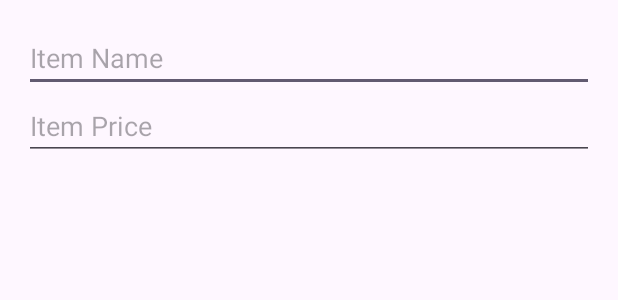
After one commit to adriatik7/AndroidProject, an Android app: the layout dialog_edit_item.xml on its own in the app's theme, with its tools: preview values and no code run, on a phone screen of 412 x 824 dp. The commit adds this screen. Shown: the top 300 px of the screen. Run offline under Robolectric (Android 15) with nearby library versions, the phone set to English and light mode, and no system bars.

Commit message:
Implement Edit and Delete for items

```diff
--- a/app/src/main/java/com/example/androidproject/MainActivity.java
+++ b/app/src/main/java/com/example/androidproject/MainActivity.java
@@ -52,7 +52,7 @@ public class MainActivity extends AppCompatActivity {
         double totalSpentValue = dbHelper.getTotalSpent(userId);
 
         TextView totalSpentTextView = findViewById(R.id.totalSpent);
-        totalSpentTextView.setText(String.format("%.2f euro", totalSpentValue));
+        totalSpentTextView.setText(String.format("€%.2f", totalSpentValue));
     }
 
 }
--- a/app/src/main/res/layout/activity_main.xml
+++ b/app/src/main/res/layout/activity_main.xml
@@ -88,7 +88,7 @@
         android:id="@+id/category8"
         android:layout_width="50dp"
         android:layout_height="50dp"
-        android:src="@drawable/application"
+        android:src="@drawable/others"
         app:layout_constraintCircle="@id/totalSpent"
         app:layout_constraintCircleAngle="315"
         app:layout_constraintCircleRadius="150dp" />
--- /dev/null
+++ b/app/src/main/res/layout/dialog_edit_item.xml
@@ -0,0 +1,30 @@
+<?xml version="1.0" encoding="utf-8"?>
+<androidx.constraintlayout.widget.ConstraintLayout
+    xmlns:android="http://schemas.android.com/apk/res/android"
+    android:layout_width="match_parent"
+    android:layout_height="match_parent">
+
+    <LinearLayout
+        xmlns:android="http://schemas.android.com/apk/res/android"
+        android:layout_width="match_parent"
+        android:layout_height="wrap_content"
+        android:orientation="vertical"
+        android:padding="16dp">
+
+        <EditText
+            android:id="@+id/editItemName"
+            android:layout_width="match_parent"
+            android:layout_height="wrap_content"
+            android:hint="Item Name"
+            android:inputType="text" />
+
+        <EditText
+            android:id="@+id/editItemPrice"
+            android:layout_width="match_parent"
+            android:layout_height="wrap_content"
+            android:hint="Item Price"
+            android:inputType="numberDecimal" />
+    </LinearLayout>
+
+
+</androidx.constraintlayout.widget.ConstraintLayout>
```
Also changed, not shown: app/src/main/java/com/example/androidproject/CategoryActivity.java (+67 -10 lines), app/src/main/java/com/example/androidproject/DatabaseHelper.java (+18 -0 lines), app/src/main/java/com/example/androidproject/ItemAdapter.java (+31 -2 lines), app/src/main/java/com/example/androidproject/model/Item.java (+23 -15 lines), app/src/main/res/drawable/application.png (deleted), app/src/main/res/drawable/others.png (added).
